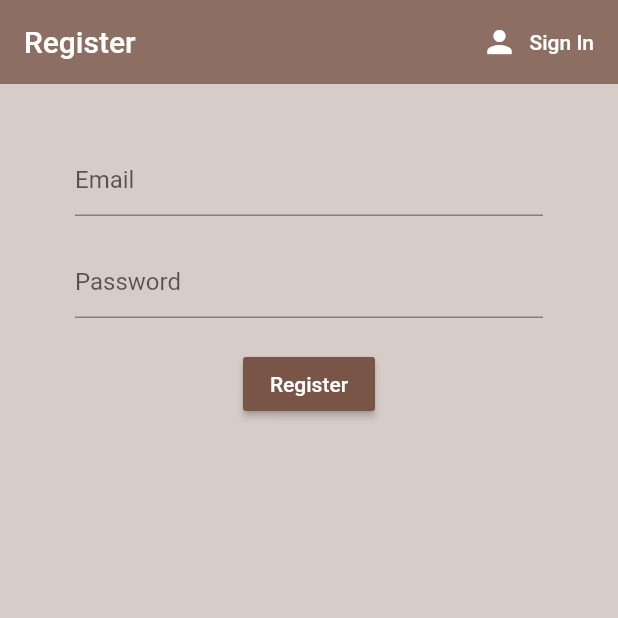
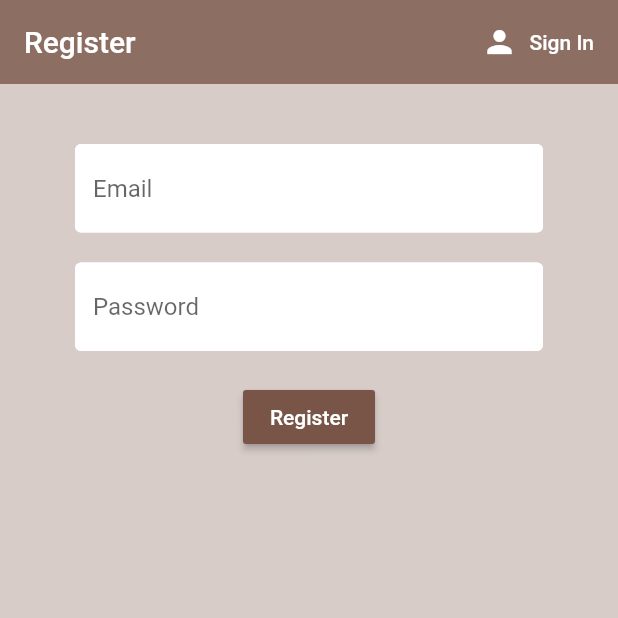
Before and after one commit to ranajahanzaib/brew_crew, a Flutter app: the screen it shows after launch, after a tap on "Sign In", after a tap on "Register", on a phone screen of 412 x 824 dp, the top half of it. Run offline on Flutter 3.47's test engine with Material 2 defaults, Android fonts, the phone set to English and light mode, and no system bars; our stand-ins replace firebase_auth, firebase_core; accounts and stored records are empty.

Commit message:
Add textInputDecoration

```diff
--- a/lib/screens/auth/register.dart
+++ b/lib/screens/auth/register.dart
@@ -1,5 +1,6 @@
 import 'package:flutter/material.dart';
 import 'package:brew_crew/services/auth.dart';
+import 'package:brew_crew/screens/styles/text_input_decoration.dart';
 
 class RegisterScreen extends StatefulWidget {
   final Function toggleView;
@@ -48,11 +49,8 @@
               children: [
                 SizedBox(height: 20.0),
                 TextFormField(
+                  decoration: textInputDecoration.copyWith(hintText: 'Email'),
                   validator: (val) => val!.isEmpty ? 'Enter an email' : null,
-                  decoration: InputDecoration(
-                    hintText: 'Email',
-                    fillColor: Colors.white,
-                  ),
                   onChanged: (value) {
                     setState(() => email = value);
                   },
@@ -62,10 +60,8 @@
                   validator: (val) =>
                       val!.length < 6 ? 'Enter a password 6+ chars long' : null,
                   obscureText: true,
-                  decoration: InputDecoration(
-                    hintText: 'Password',
-                    fillColor: Colors.white,
-                  ),
+                  decoration:
+                      textInputDecoration.copyWith(hintText: 'Password'),
                   onChanged: (value) {
                     setState(() => password = value);
                   },
--- a/lib/screens/auth/sign_in.dart
+++ b/lib/screens/auth/sign_in.dart
@@ -1,4 +1,5 @@
 import 'package:brew_crew/screens/auth_wrapper.dart';
+import 'package:brew_crew/screens/styles/text_input_decoration.dart';
 import 'package:brew_crew/services/auth.dart';
 import 'package:flutter/material.dart';
 
@@ -37,34 +38,28 @@
           ),
         ],
       ),
-      body: Center(
-        child: Container(
-          padding: EdgeInsets.symmetric(vertical: 20.0, horizontal: 50.0),
-          // ignore: deprecated_member_use
+      body: Container(
+        padding: EdgeInsets.symmetric(vertical: 20.0, horizontal: 50.0),
+        child: Center(
           child: Form(
             key: _formKey,
             child: Column(
               children: [
                 SizedBox(height: 20.0),
                 TextFormField(
+                  decoration: textInputDecoration.copyWith(hintText: 'Email'),
                   validator: (val) => val!.isEmpty ? 'Enter an email' : null,
-                  decoration: InputDecoration(
-                    hintText: 'Email',
-                    fillColor: Colors.white,
-                  ),
                   onChanged: (value) {
                     setState(() => email = value);
                   },
                 ),
                 SizedBox(height: 20.0),
                 TextFormField(
+                  decoration:
+                      textInputDecoration.copyWith(hintText: 'Password'),
                   validator: (val) =>
                       val!.length < 6 ? 'Enter a password 6+ chars long' : null,
                   obscureText: true,
-                  decoration: InputDecoration(
-                    hintText: 'Password',
-                    fillColor: Colors.white,
-                  ),
                   onChanged: (value) {
                     setState(() => password = value);
                   },
--- /dev/null
+++ b/lib/screens/styles/text_input_decoration.dart
@@ -0,0 +1,18 @@
+import 'package:flutter/material.dart';
+
+const textInputDecoration = InputDecoration(
+  fillColor: Colors.white,
+  filled: true,
+  enabledBorder: OutlineInputBorder(
+    borderSide: BorderSide(
+      color: Colors.white,
+      width: 2.0,
+    ),
+  ),
+  focusedBorder: OutlineInputBorder(
+    borderSide: BorderSide(
+      color: Colors.brown,
+      width: 2.0,
+    ),
+  ),
+);
```
